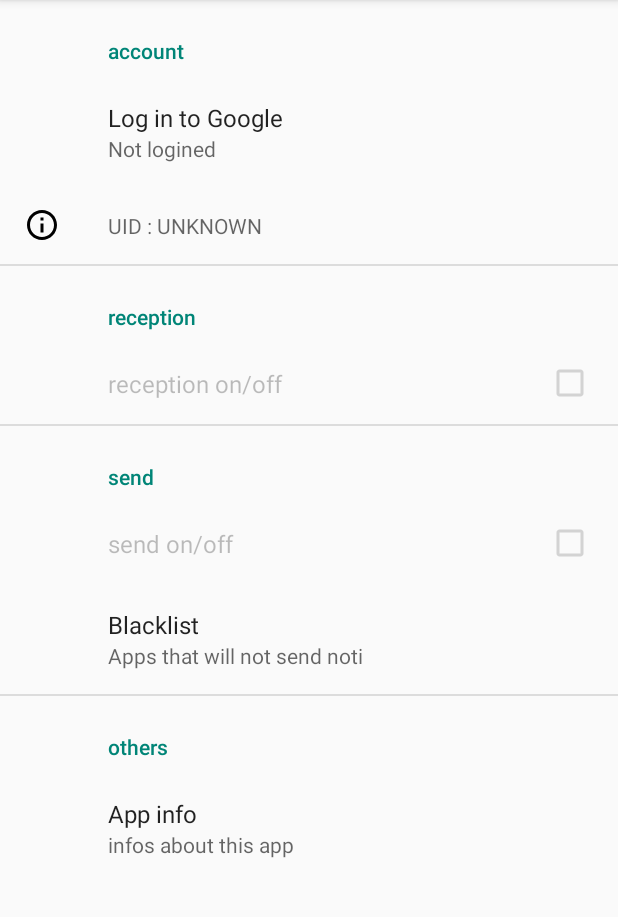
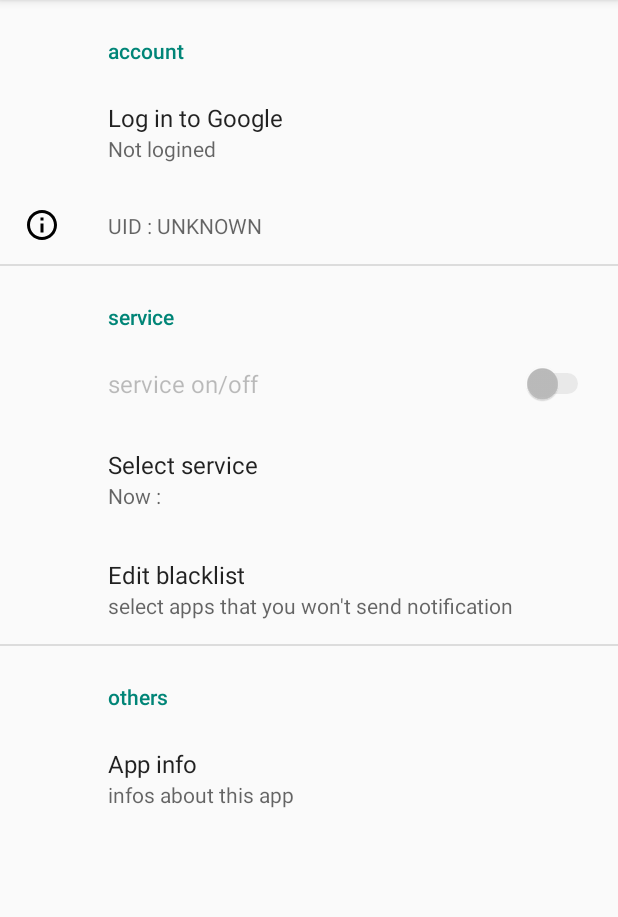
Before and after one commit to choiman1559/NotiSender, an Android app: the screen it shows after launch (SettingsActivity), on a phone screen of 412 x 824 dp, the part 84-1001 px from its top. Run offline under Robolectric (Android 15) with nearby library versions, the phone set to English and light mode, and no system bars; our stand-ins replace Firebase (no records; nobody signed in at launch, a user with empty details on screens opened directly), androidx.preference.

Commit message:
fixed some errors

```diff
--- a/app/src/main/java/com/noti/sender/MessageSendClass.java
+++ b/app/src/main/java/com/noti/sender/MessageSendClass.java
@@ -21,7 +21,7 @@ public class MessageSendClass extends Activity {
     protected void onCreate(@Nullable Bundle savedInstanceState) {
         super.onCreate(savedInstanceState);
 
-        String TOPIC = "/topics/" + getSharedPreferences("SettingActivity",MODE_PRIVATE).getString("UID","") + "_receiver";
+        String TOPIC = "/topics/" + getSharedPreferences("SettingsActivity",MODE_PRIVATE).getString("UID","") + "_receiver";
         String Package = getIntent().getStringExtra("package");
 
         JSONObject notificationHead = new JSONObject();
--- a/app/src/main/java/com/noti/sender/SettingsActivity.java
+++ b/app/src/main/java/com/noti/sender/SettingsActivity.java
@@ -30,6 +30,7 @@ import com.google.android.gms.common.api.GoogleApiClient;
 import com.google.firebase.auth.AuthCredential;
 import com.google.firebase.auth.FirebaseAuth;
 import com.google.firebase.auth.GoogleAuthProvider;
+import com.google.firebase.messaging.FirebaseMessaging;
 
 import java.util.Objects;
 import java.util.Set;
@@ -119,9 +120,6 @@ public class SettingsActivity extends AppCompatActivity {
             Preference login = findPreference("Login");
             Preference uid = findPreference("UID");
 
-            Preference rece = findPreference("reception");
-            Preference send = findPreference("send");
-
             if (!prefs.getString("UID", "").equals("")) {
                 assert login != null;
                 assert uid != null;
@@ -129,26 +127,35 @@ public class SettingsActivity extends AppCompatActivity {
                 uid.setSummary("UID : " + prefs.getString("UID", ""));
                 login.setSummary("Logined");
                 login.setTitle(R.string.Logout);
+                findPreference("serviceToggle").setEnabled(true);
             } else {
-                assert rece != null;
-                assert send != null;
-
-                rece.setEnabled(false);
-                send.setEnabled(false);
-
-                SharedPreferences.Editor edit = prefs.edit();
-                edit.putBoolean("reception", false);
-                edit.putBoolean("send", false);
-                edit.apply();
+                findPreference("serviceToggle").setEnabled(false);
             }
+            findPreference("service").setSummary("Now : " +  mcontext.getSharedPreferences("com.noti.sender_preferences",MODE_PRIVATE).getString("service",""));
         }
 
         @Override
         public boolean onPreferenceTreeClick(Preference preference) {
-            if (preference.getKey().equals("AppInfo"))
-                startActivity(new Intent(mcontext, AppinfoActiity.class));
+                if (preference.getKey().equals("AppInfo"))
+                    startActivity(new Intent(mcontext, AppinfoActiity.class));
+                if (preference.getKey().equals("blacklist")) ;
+
             if (preference.getKey().equals("Login")) accountTask();
-            if (preference.getKey().equals("blacklist")) ;
+
+            if(preference.getKey().equals("service")) {
+                if(mcontext.getSharedPreferences("com.noti.sender_preferences",MODE_PRIVATE).getString("service","").equals("send")) {
+                    if(!mcontext.getSharedPreferences("SettingsActivity", MODE_PRIVATE).getString("UID", "").equals(""))
+                        FirebaseMessaging.getInstance().subscribeToTopic(mcontext.getSharedPreferences("SettingsActivity", MODE_PRIVATE).getString("UID", "") + "_receive");
+                }
+
+                if(mcontext.getSharedPreferences("com.noti.sender_preferences",MODE_PRIVATE).getString("service","").equals("reception")) {
+                    if(!mcontext.getSharedPreferences("SettingsActivity", MODE_PRIVATE).getString("UID", "").equals(""))
+                        FirebaseMessaging.getInstance().subscribeToTopic(mcontext.getSharedPreferences("SettingsActivity", MODE_PRIVATE).getString("UID", ""));
+                }
+                preference.setSummary("Now : " +  mcontext.getSharedPreferences("com.noti.sender_preferences",MODE_PRIVATE).getString("service",""));
+            }
+
+            //Toast.makeText(mcontext,"need internet to use this app",Toast.LENGTH_SHORT).show();
             return super.onPreferenceTreeClick(preference);
         }
 
@@ -162,8 +169,7 @@ public class SettingsActivity extends AppCompatActivity {
                 SharedPreferences.Editor edit = prefs.edit();
 
                 edit.putString("UID", "");
-                edit.putBoolean("reception", false);
-                edit.putBoolean("send", false);
+                findPreference("serviceToggle").setEnabled(false);
 
                 edit.apply();
                 recreate();
@@ -188,9 +194,9 @@ public class SettingsActivity extends AppCompatActivity {
             mAuth.signInWithCredential(credential)
                     .addOnCompleteListener(mcontext, task -> {
                         if (!task.isSuccessful()) {
-                            Toast.makeText(mcontext, "인증 실패", Toast.LENGTH_SHORT).show();
+                            Toast.makeText(mcontext, "failed to login Google", Toast.LENGTH_SHORT).show();
                         } else {
-                            Toast.makeText(mcontext, "구글 로그인 인증 성공", Toast.LENGTH_SHORT).show();
+                            Toast.makeText(mcontext, "Success to login Google", Toast.LENGTH_SHORT).show();
                             prefs.edit().putString("UID", mAuth.getUid()).apply();
                             recreate();
                         }
@@ -204,7 +210,7 @@ public class SettingsActivity extends AppCompatActivity {
 
         @Override
         public void onConnectionFailed(@NonNull ConnectionResult connectionResult) {
-
+            Toast.makeText(mcontext,"Faild to login",Toast.LENGTH_SHORT).show();
         }
     }
 }
--- a/app/src/main/res/values/arrays.xml
+++ b/app/src/main/res/values/arrays.xml
@@ -1,12 +1,6 @@
 <resources>
-    <!-- Reply Preference -->
-    <string-array name="reply_entries">
-        <item>Reply</item>
-        <item>Reply to all</item>
-    </string-array>
-
-    <string-array name="reply_values">
-        <item>reply</item>
-        <item>reply_all</item>
+    <string-array name="services">
+        <item>reception</item>
+        <item>send</item>
     </string-array>
 </resources>
--- a/app/src/main/res/values/strings.xml
+++ b/app/src/main/res/values/strings.xml
@@ -9,13 +9,7 @@
     <string name="Logout">Log out to Google</string>
     <string name="UID_default">Not logined</string>
 
-    <string name="reception">reception</string>
-    <string name="receptionSwitch">reception on/off</string>
-
-    <string name="send">send</string>
-    <string name="sendSwitch">send on/off</string>
-    <string name="blacklist">Blacklist</string>
-    <string name="blacklist_des">Apps that will not send noti</string>
+    <string name="serviceToggle">Service on/off</string>
 
     <string name="App_info">App info</string>
     <string name="App_info_des">infos about this app</string>
--- a/app/src/main/res/xml/root_preferences.xml
+++ b/app/src/main/res/xml/root_preferences.xml
@@ -14,22 +14,27 @@
 
     </PreferenceCategory>
 
-    <PreferenceCategory app:title="reception">
-        <CheckBoxPreference
+    <PreferenceCategory app:title="service">
+
+        <SwitchPreference
             android:defaultValue="false"
-            android:key="reception"
-            android:title="@string/receptionSwitch" />
-    </PreferenceCategory>
+            android:enabled="false"
+            android:key="serviceToggle"
+            android:title="service on/off" />
 
-    <PreferenceCategory app:title="send">
-        <CheckBoxPreference
-            android:defaultValue="false"
-            android:key="send"
-            android:title="@string/sendSwitch" />
+        <ListPreference
+            android:defaultValue="1"
+            android:entries="@array/services"
+            android:entryValues="@array/services"
+            android:key="service"
+            android:title="Select service"
+            android:summary="Now : reception"/>
+
         <Preference
             android:key="blacklist"
-            android:summary="@string/blacklist_des"
-            android:title="@string/blacklist" />
+            android:summary="select apps that you won't send notification"
+            android:title="Edit blacklist" />
+
     </PreferenceCategory>
 
     <PreferenceCategory android:title="others">
```
Also changed, not shown: app/src/main/AndroidManifest.xml (+5 -2 lines), app/src/main/java/com/noti/sender/FirebaseMessageService.java (+8 -8 lines), app/src/main/java/com/noti/sender/NotiListenerClass.java (+22 -3 lines), 1 other file.
